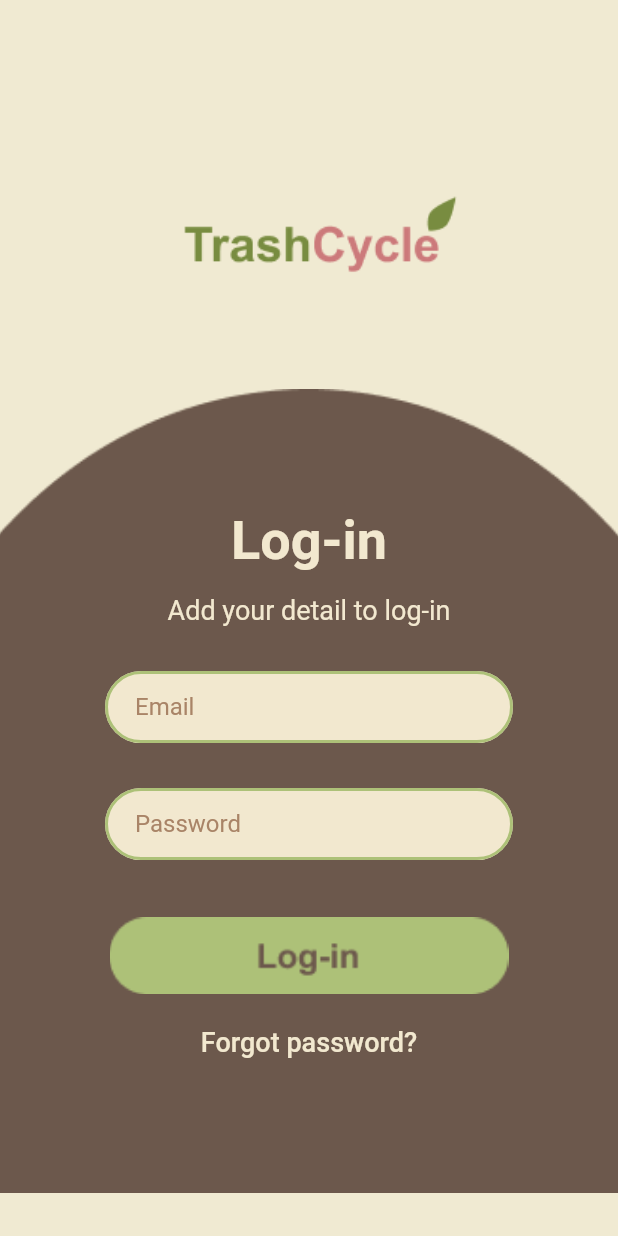
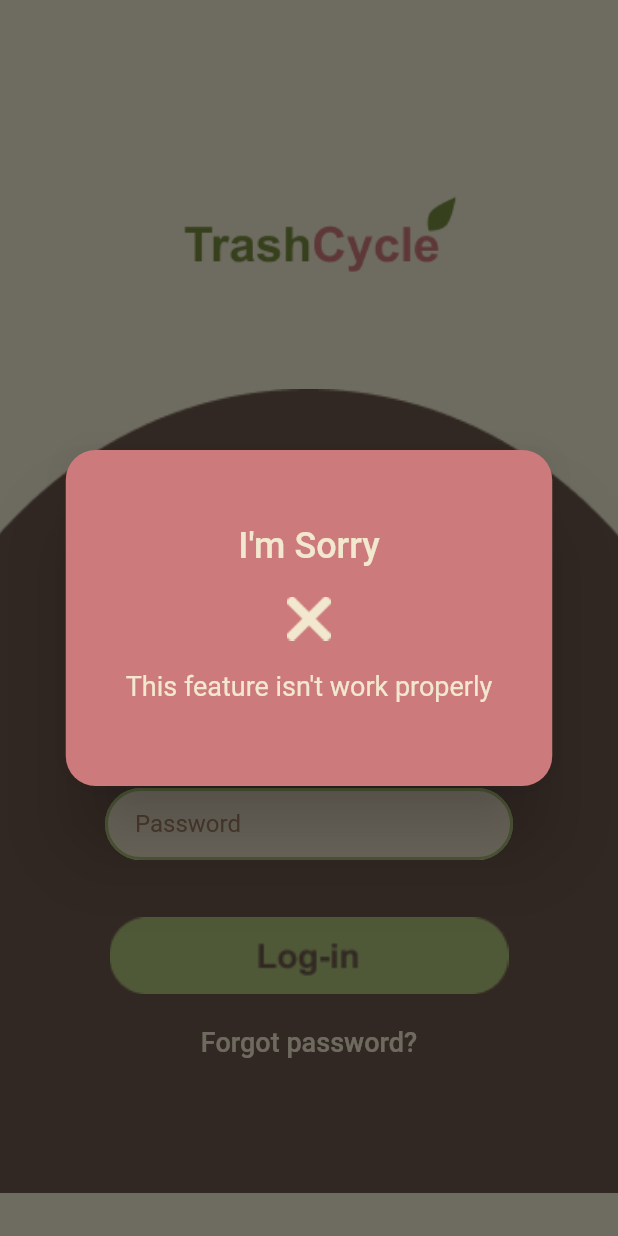
Before and after one commit to zzeeyyaa/Trash-Classification, a Flutter app: the screen it shows after launch, after a tap on "Forgot password?", on a phone screen of 412 x 824 dp. Run offline on Flutter 3.47's test engine with Material 2 defaults, Android fonts, the phone set to English and light mode, and no system bars; our stand-ins replace get.

Commit message:
update login view

```diff
--- a/lib/app/modules/login/views/login_view.dart
+++ b/lib/app/modules/login/views/login_view.dart
@@ -2,6 +2,7 @@ import 'package:flutter/material.dart';
 
 import 'package:get/get.dart';
 
+import '../../../routes/app_pages.dart';
 import '../controllers/login_controller.dart';
 
 class LoginView extends GetView<LoginController> {
@@ -122,7 +123,7 @@ class LoginView extends GetView<LoginController> {
                     Padding(
                       padding: EdgeInsets.only(top: 15, right: 65, left: 65),
                       child: TextButton(
-                        onPressed: () {},
+                        onPressed: () => Get.offAllNamed(Routes.HOME),
                         child: Image.asset(
                           "assets/buttons/login.png",
                           fit: BoxFit.fitWidth,
@@ -139,7 +140,32 @@ class LoginView extends GetView<LoginController> {
                           fontSize: 18,
                         ),
                       ),
-                      onPressed: () {},
+                      onPressed: () => Get.defaultDialog(
+                        backgroundColor: Color(0xffCC7A7B),
+                        contentPadding: EdgeInsets.all(20),
+                        titlePadding: EdgeInsets.only(top: 50),
+                        content: Container(
+                          child: Center(
+                            child: Column(
+                              children: [
+                                Image.asset("assets/images/x.png"),
+                                Padding(
+                                  padding: const EdgeInsets.all(20),
+                                  child: Text(
+                                    "This feature isn't work properly",
+                                    textAlign: TextAlign.center,
+                                    style: TextStyle(
+                                        fontSize: 18, color: Color(0xffF2E8CF)),
+                                  ),
+                                )
+                              ],
+                            ),
+                          ),
+                        ),
+                        title: "I'm Sorry",
+                        titleStyle:
+                            TextStyle(fontSize: 24, color: Color(0xffF2E8CF)),
+                      ),
                     ),
                   ],
                 ),
```
Also changed, not shown: assets/images/x.png (added).
